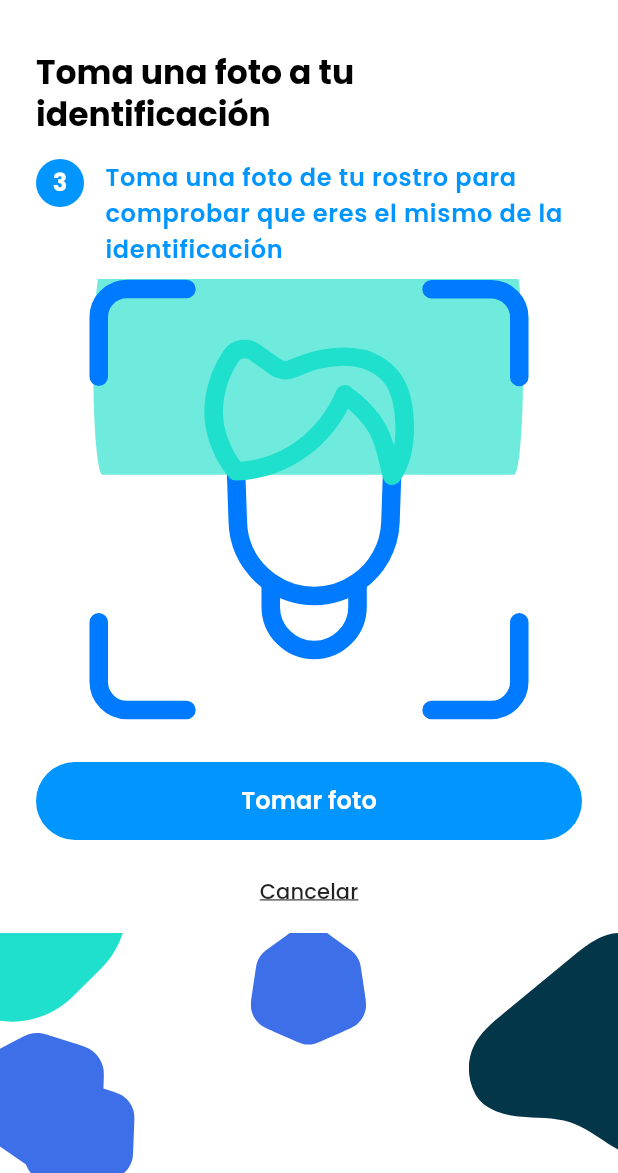
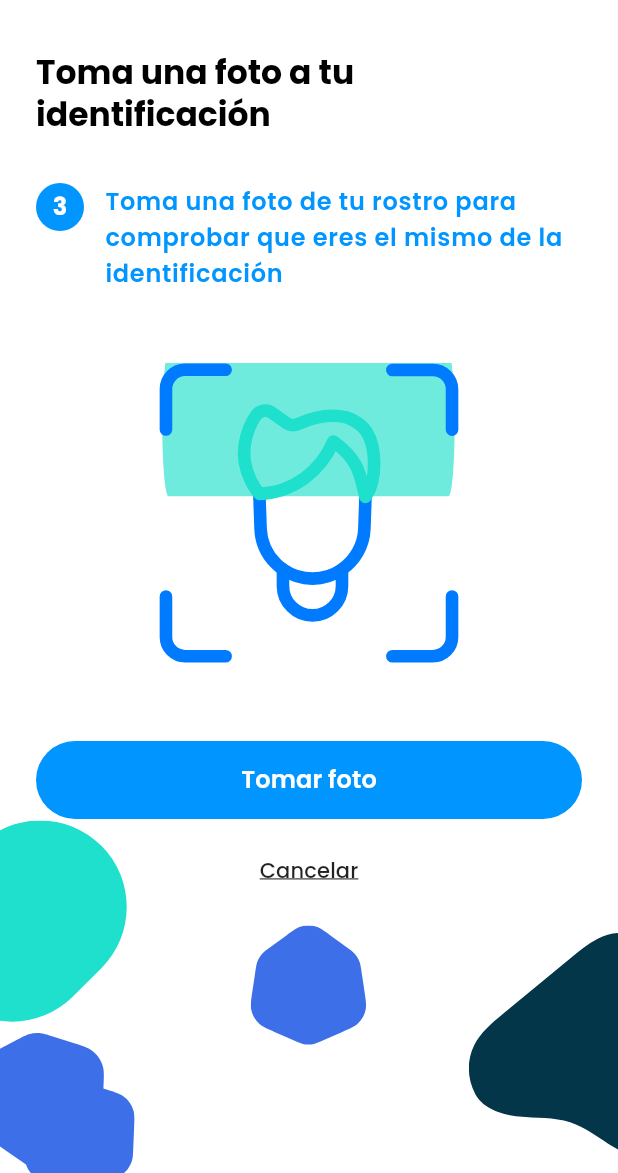
Before and after one commit to LimbergDV/Vivia_Mobile_Multiplatform, a Flutter app: the VerifyFacePage screen opened directly, on a phone screen of 412 x 824 dp, the part 63-1236 px from its top. Run offline on Flutter 3.47's test engine with Material 3 defaults, Android fonts, the phone set to English and light mode, and no system bars; our stand-ins replace chewie, device_preview, firebase_core, firebase_messaging, flutter_dotenv, flutter_local_notifications and 8 more; accounts and stored records are empty.

Commit message:
FIX: Estilos de las paginas

```diff
--- a/lib/features/home/presentation/pages/verify_face_page.dart
+++ b/lib/features/home/presentation/pages/verify_face_page.dart
@@ -16,9 +16,9 @@ class VerifyFacePage extends StatelessWidget {
   }
 
   void _onCancel(BuildContext context) {
-    Navigator.of(context).popUntil(
-          (route) => route.settings.name == VerifyIntroPage.routeName,
-    );
+    Navigator.of(
+      context,
+    ).popUntil((route) => route.settings.name == VerifyIntroPage.routeName);
   }
 
   @override
@@ -56,7 +56,18 @@ class VerifyFacePage extends StatelessWidget {
   Widget _buildPortrait(BuildContext context) {
     final textTheme = Theme.of(context).textTheme;
 
-    return Column(
+    return Stack(
+      children: [
+        const Positioned(
+          bottom: 0,
+          left: 0,
+          right: 0,
+          child: IgnorePointer(
+            child: RepaintBoundary(child: AuthBackgroundBlobs()),
+          ),
+        ),
+        Positioned.fill(
+          child: Column(
             crossAxisAlignment: CrossAxisAlignment.start,
             children: [
               Padding(
@@ -69,7 +80,7 @@ class VerifyFacePage extends StatelessWidget {
                   ),
                 ),
               ),
-        const SizedBox(height: 16),
+              const SizedBox(height: 32),
               const Padding(
                 padding: EdgeInsets.symmetric(horizontal: 24),
                 child: VerifyStepIndicator(
@@ -78,16 +89,18 @@ class VerifyFacePage extends StatelessWidget {
                       'Toma una foto de tu rostro para comprobar que eres el mismo de la identificación',
                 ),
               ),
-        const SizedBox(height: 8),
-        Expanded(
-          child: Center(
+              const SizedBox(height: 48),
+              Center(
+                child: SizedBox(
+                  width: 200,
+                  height: 200,
                   child: Lottie.asset(
                     'assets/images/scan-face.json',
                     fit: BoxFit.contain,
                   ),
                 ),
               ),
-        const SizedBox(height: 28),
+              const SizedBox(height: 52),
               Padding(
                 padding: const EdgeInsets.symmetric(horizontal: 24),
                 child: SizedBox(
@@ -103,7 +116,10 @@ class VerifyFacePage extends StatelessWidget {
                     ),
                     child: const Text(
                       'Tomar foto',
-                style: TextStyle(fontSize: 16, fontWeight: FontWeight.w600),
+                      style: TextStyle(
+                        fontSize: 16,
+                        fontWeight: FontWeight.w600,
+                      ),
                     ),
                   ),
                 ),
@@ -123,17 +139,8 @@ class VerifyFacePage extends StatelessWidget {
                   ),
                 ),
               ),
-        const SizedBox(height: 4),
-        RepaintBoundary(
-          child: SizedBox(
-            height: 160,
-            child: ClipRect(
-              child: OverflowBox(
-                alignment: Alignment.bottomCenter,
-                maxHeight: 260,
-                child: const AuthBackgroundBlobs(),
-              ),
-            ),
+              const SizedBox(height: 16),
+            ],
           ),
         ),
       ],
@@ -171,7 +178,10 @@ class VerifyFacePage extends StatelessWidget {
           ),
         ),
         const VerticalDivider(
-            width: 1, thickness: 0.5, color: Color(0xFFE0E0E0)),
+          width: 1,
+          thickness: 0.5,
+          color: Color(0xFFE0E0E0),
+        ),
         Expanded(
           flex: 6,
           child: Padding(
--- a/pubspec.yaml
+++ b/pubspec.yaml
@@ -106,6 +106,7 @@ flutter:
     - assets/images/INE-front.png
     - assets/images/scan-face.json
     - assets/images/success-report.json
+    - assets/images/verify.png
 
   # To add assets to your application, add an assets section, like this:
   # assets:
```
Also changed, not shown: lib/features/home/presentation/pages/verify_intro_page.dart (+13 -22 lines), lib/features/home/presentation/pages/verify_results_page.dart (+20 -26 lines). Lines whose indentation alone changed are shown as unchanged.
